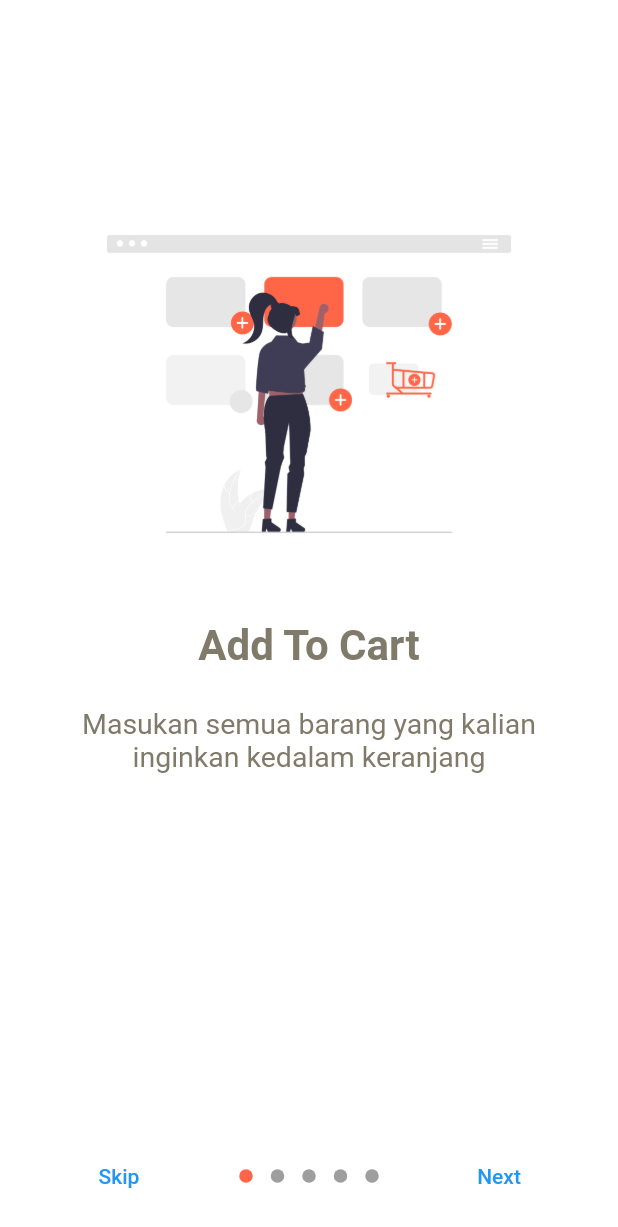
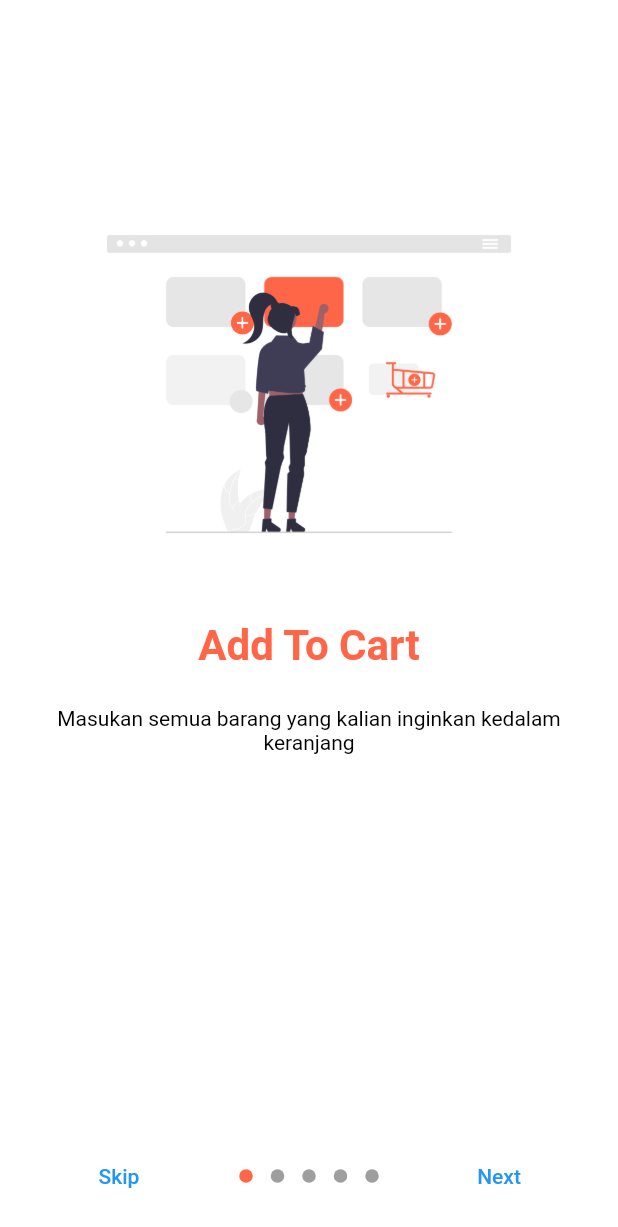
Before and after one commit to rizky-saraan/flutter-sub-1, a Flutter app: the screen it shows after launch, on a phone screen of 412 x 824 dp. Shown: the top 1227 px of the screen. Run offline on Flutter 3.47's test engine with Material 2 defaults, Android fonts, the phone set to English and light mode, and no system bars; drawn by our look-alikes of introduction_screen; our stand-ins replace package_info.

```diff
--- a/lib/core/utility/colors.dart
+++ b/lib/core/utility/colors.dart
@@ -4,3 +4,5 @@ const Color primaryColor = Color(0xffFF6647);
 const Color secondaryColor = Color(0xffFFBE4A);
 const Color accentColor = Color(0xff521168);
 const Color redColor = Color(0xffff231c);
+const Color whiteColor = Color(0xffFFFFFF);
+const Color blackColor = Color(0xff000000);
--- a/lib/core/utility/strings.dart
+++ b/lib/core/utility/strings.dart
@@ -0,0 +1,6 @@
+class Strings {
+  static const String appsName = "FlutSubOne";
+  static const String storeName = "Saraan Store";
+  static const String userName = "Rizky Saraan";
+  static const String userEmail = "rikisaraan2@gmail.com";
+}
--- a/lib/core/utility/theme.dart
+++ b/lib/core/utility/theme.dart
@@ -8,27 +8,36 @@ class CustomTheme {
       primaryColor: primaryColor,
       scaffoldBackgroundColor: Colors.white,
       errorColor: redColor,
+      fontFamily: "Roboto",
       textTheme: const TextTheme(
         headline1: TextStyle(
-          fontFamily: 'Roboto',
-          fontSize: 22.0,
-          color: Colors.green,
-        ),
-        headline6: TextStyle(fontSize: 15.0, color: Colors.orange),
-        headline4: TextStyle(
-          fontSize: 24.0,
-          color: Colors.white,
+          fontSize: 28.0,
+          fontWeight: FontWeight.bold,
+          color: primaryColor,
         ),
         headline3: TextStyle(
           fontSize: 22.0,
           color: Colors.grey,
         ),
-        caption: TextStyle(
-          color: Color(0xFFCCC5AF),
+        headline4: TextStyle(
+          fontSize: 24.0,
+          color: Colors.white,
         ),
-        bodyText2: TextStyle(color: Color(0xFF807A6B)),
+        headline6: TextStyle(
+          fontSize: 15.0,
+          color: secondaryColor,
+        ),
         bodyText1: TextStyle(
           color: Colors.brown,
+        ),
+        bodyText2: TextStyle(
+          color: blackColor,
+        ),
+        button: TextStyle(
+          color: blackColor,
+        ),
+        caption: TextStyle(
+          color: blackColor,
         ),
       ),
       buttonTheme: ButtonThemeData(
--- a/lib/screen/onboard_screen/presentation/pages/onboard_screen.dart
+++ b/lib/screen/onboard_screen/presentation/pages/onboard_screen.dart
@@ -1,6 +1,9 @@
 import 'package:flutter/foundation.dart';
 import 'package:flutter/material.dart';
+import 'package:flutter_sub_1/core/utility/colors.dart';
 import 'package:introduction_screen/introduction_screen.dart';
+
+import '../../../../core/utility/dimens.dart';
 
 class OnBoardScreen extends StatefulWidget {
   const OnBoardScreen({Key? key}) : super(key: key);
@@ -22,13 +25,11 @@ class _OnBoardScreenState extends State<OnBoardScreen> {
 
   @override
   Widget build(BuildContext context) {
-    const bodyStyle = TextStyle(fontSize: 19.0);
-
-    const pageDecoration = PageDecoration(
-      titleTextStyle: TextStyle(fontSize: 28.0, fontWeight: FontWeight.w700),
-      bodyTextStyle: bodyStyle,
-      bodyPadding: EdgeInsets.fromLTRB(16.0, 0.0, 16.0, 16.0),
-      pageColor: Colors.white,
+    var pageDecoration = PageDecoration(
+      titleTextStyle: Theme.of(context).textTheme.headline1!,
+      bodyTextStyle: Theme.of(context).textTheme.bodyText2!,
+      bodyPadding: const EdgeInsets.fromLTRB(edgePage, 0.0, 16.0, edgePage),
+      pageColor: whiteColor,
       imagePadding: EdgeInsets.zero,
     );
     return IntroductionScreen(
@@ -65,13 +66,13 @@ class _OnBoardScreenState extends State<OnBoardScreen> {
         ),
       ],
       onDone: () {
-        // When done button is press
+        _onIntroEnd(context);
       },
       showBackButton: false,
       showSkipButton: true,
       skip: const Text("Skip"),
       next: const Text("Next"),
-      done: const Text("Done", style: TextStyle(fontWeight: FontWeight.w600)),
+      done: Text("Done", style: Theme.of(context).textTheme.headline6),
     );
   }
 }
```
Also changed, not shown: lib/screen/home_screen/presentation/pages/home_screen.dart (+81 -3 lines).
